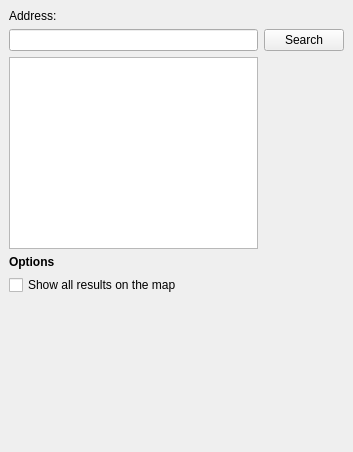
Above: digitransit_geocoder_dockwidget_base.ui from GispoCoding/QGISDigitransitGeocoding before the change. Below: the same form after it.
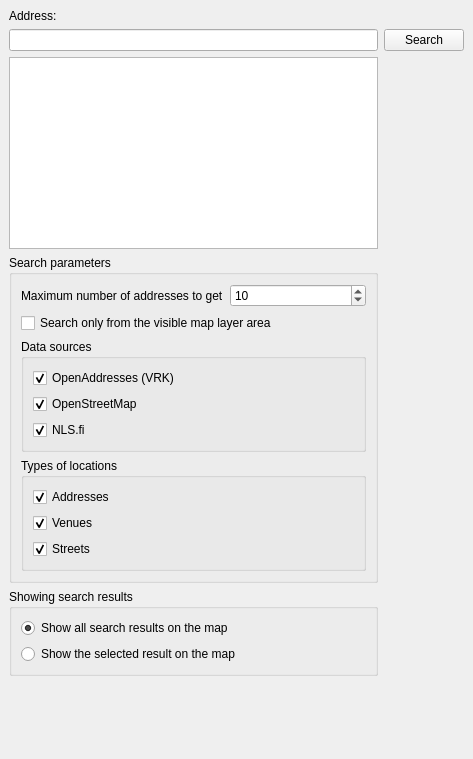
That is the form after the change.

Commit message: Implelement first version of geocoding UI and functionality

```diff
--- a/digitransit_geocoder_dockwidget_base.ui
+++ b/digitransit_geocoder_dockwidget_base.ui
@@ -6,8 +6,8 @@
    <rect>
     <x>0</x>
     <y>0</y>
-    <width>353</width>
-    <height>452</height>
+    <width>473</width>
+    <height>759</height>
    </rect>
   </property>
   <property name="windowTitle">
@@ -24,6 +24,13 @@
         </property>
        </widget>
       </item>
+      <item row="1" column="1">
+       <widget class="QPushButton" name="pushButtonSearch">
+        <property name="text">
+         <string>Search</string>
+        </property>
+       </widget>
+      </item>
       <item row="2" column="0">
        <widget class="QListWidget" name="listWidgetGeocodingResults"/>
       </item>
@@ -31,34 +38,156 @@
        <widget class="QLineEdit" name="lineEditAddress"/>
       </item>
       <item row="3" column="0">
-       <layout class="QFormLayout" name="formLayout">
-        <item row="0" column="0">
-         <widget class="QLabel" name="label_2">
-          <property name="font">
-           <font>
-            <weight>75</weight>
-            <bold>true</bold>
-           </font>
-          </property>
-          <property name="text">
-           <string>Options</string>
-          </property>
-         </widget>
-        </item>
-        <item row="1" column="0">
-         <widget class="QCheckBox" name="checkBox">
-          <property name="text">
-           <string>Show all results on the map</string>
-          </property>
-         </widget>
-        </item>
-       </layout>
+       <widget class="QGroupBox" name="groupBox_2">
+        <property name="title">
+         <string>Search parameters</string>
+        </property>
+        <layout class="QVBoxLayout" name="verticalLayout_2">
+         <item>
+          <layout class="QFormLayout" name="formLayout">
+           <item row="0" column="0">
+            <widget class="QLabel" name="label_3">
+             <property name="text">
+              <string>Maximum number of addresses to get</string>
+             </property>
+            </widget>
+           </item>
+           <item row="0" column="1">
+            <widget class="QSpinBox" name="spinBoxMaxResults">
+             <property name="minimum">
+              <number>1</number>
+             </property>
+             <property name="maximum">
+              <number>99</number>
+             </property>
+             <property name="value">
+              <number>10</number>
+             </property>
+            </widget>
+           </item>
+          </layout>
+         </item>
+         <item>
+          <widget class="QCheckBox" name="checkBoxSearchMapCanvasArea">
+           <property name="text">
+            <string>Search only from the visible map layer area</string>
+           </property>
+          </widget>
+         </item>
+         <item>
+          <widget class="QGroupBox" name="groupBox_3">
+           <property name="title">
+            <string>Data sources</string>
+           </property>
+           <layout class="QVBoxLayout" name="verticalLayout_3">
+            <item>
+             <widget class="QCheckBox" name="checkBoxOA">
+              <property name="text">
+               <string>OpenAddresses (VRK)</string>
+              </property>
+              <property name="checked">
+               <bool>true</bool>
+              </property>
+             </widget>
+            </item>
+            <item>
+             <widget class="QCheckBox" name="checkBoxOSM">
+              <property name="text">
+               <string>OpenStreetMap</string>
+              </property>
+              <property name="checked">
+               <bool>true</bool>
+              </property>
+             </widget>
+            </item>
+            <item>
+             <widget class="QCheckBox" name="checkBoxNLS">
+              <property name="text">
+               <string>NLS.fi</string>
+              </property>
+              <property name="checked">
+               <bool>true</bool>
+              </property>
+             </widget>
+            </item>
+           </layout>
+          </widget>
+         </item>
+         <item>
+          <widget class="QGroupBox" name="groupBox_4">
+           <property name="title">
+            <string>Types of locations</string>
+           </property>
+           <layout class="QVBoxLayout" name="verticalLayout_4">
+            <item>
+             <widget class="QCheckBox" name="checkBoxSearchAddress">
+              <property name="text">
+               <string>Addresses</string>
+              </property>
+              <property name="checked">
+               <bool>true</bool>
+              </property>
+             </widget>
+            </item>
+            <item>
+             <widget class="QCheckBox" name="checkBoxSearchVenue">
+              <property name="text">
+               <string>Venues</string>
+              </property>
+              <property name="checked">
+               <bool>true</bool>
+              </property>
+             </widget>
+            </item>
+            <item>
+             <widget class="QCheckBox" name="checkBoxSearchStreet">
+              <property name="text">
+               <string>Streets</string>
+              </property>
+              <property name="checked">
+               <bool>true</bool>
+              </property>
+             </widget>
+            </item>
+           </layout>
+          </widget>
+         </item>
+        </layout>
+       </widget>
       </item>
-      <item row="1" column="2">
-       <widget class="QPushButton" name="pushButtonSearch">
-        <property name="text">
-         <string>Search</string>
+      <item row="4" column="0">
+       <widget class="QGroupBox" name="groupBox">
+        <property name="title">
+         <string>Showing search results</string>
         </property>
+        <layout class="QVBoxLayout" name="verticalLayout">
+         <item>
+          <widget class="QRadioButton" name="radioButtonResultsShowAll">
+           <property name="text">
+            <string>Show all search results on the map</string>
+           </property>
+           <property name="checked">
+            <bool>true</bool>
+           </property>
+           <attribute name="buttonGroup">
+            <string notr="true">buttonGroup</string>
+           </attribute>
+          </widget>
+         </item>
+         <item>
+          <widget class="QRadioButton" name="radioButtonResultsShowSelected">
+           <property name="text">
+            <string>Show the selected result on the map</string>
+           </property>
+           <property name="checked">
+            <bool>false</bool>
+           </property>
+           <attribute name="buttonGroup">
+            <string notr="true">buttonGroup</string>
+           </attribute>
+          </widget>
+         </item>
+        </layout>
        </widget>
       </item>
      </layout>
```
Left out of the diff: 3 changed lines with no effect on the pictures. The commit also changes 1 other file.
